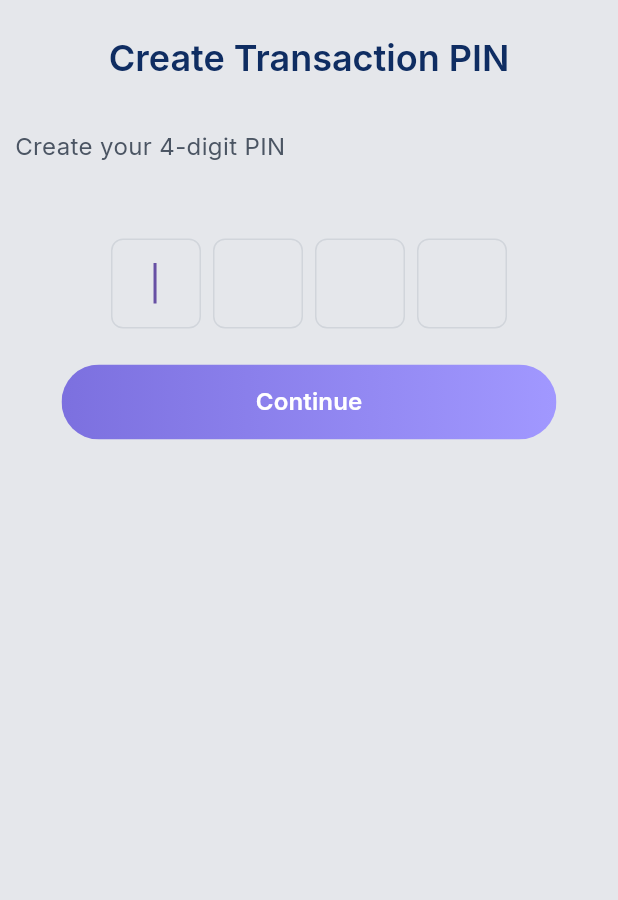
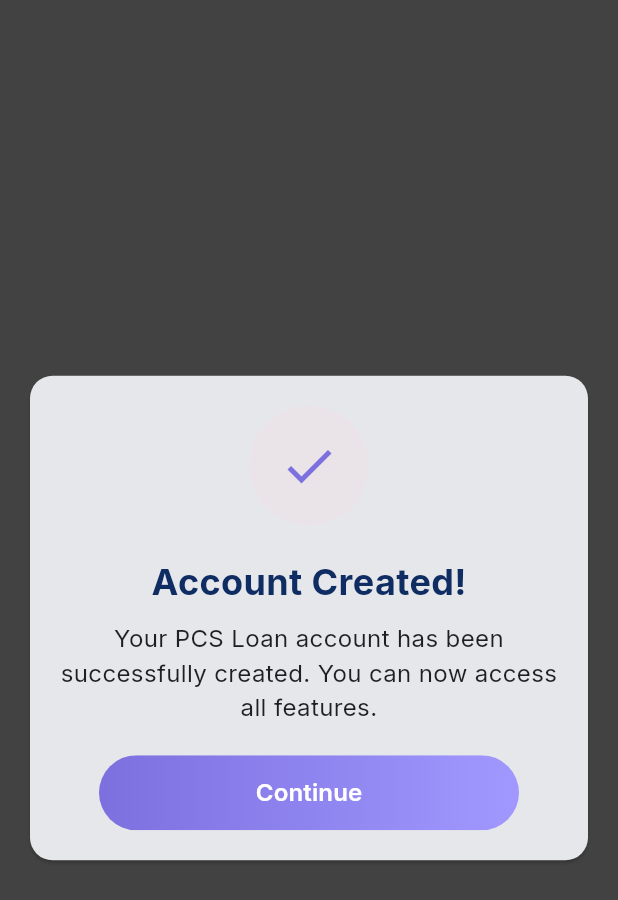
Before and after one commit to samsadeyemo/pcsloanamobilepp, a Flutter app: the TransactionPinScreen screen opened by its route, after a tap on "Continue", on a phone screen of 412 x 824 dp. Shown: the top 900 px of the screen. Run offline on Flutter 3.47's test engine with Material 3 defaults, Android fonts, the phone set to English and light mode, and no system bars; our stand-ins replace flutter_dotenv, flutter_riverpod, flutter_secure_storage, go_router, shared_preferences; accounts and stored records are empty.

Commit message:
feature(Created-account): completed account completed screen

```diff
--- a/lib/app/routes/app_router.dart
+++ b/lib/app/routes/app_router.dart
@@ -1,4 +1,5 @@
 import 'package:go_router/go_router.dart';
+import 'package:pcsloan/features/auth/presentation/screens/account_created_screen.dart';
 import 'package:pcsloan/features/auth/presentation/screens/create_password.dart';
 import 'package:pcsloan/features/auth/presentation/screens/get_started_screen.dart';
 import 'package:pcsloan/features/auth/presentation/screens/login_screen.dart';
@@ -34,5 +35,9 @@ final GoRouter router = GoRouter(
       path: '/transaction-screen',
       builder: (context, state) => const TransactionPinScreen(),
     ),
+    GoRoute(
+      path: '/account-created-screen',
+      builder: (context, state) => const AccountCreatedScreen(),
+    ),
   ],
 );
--- /dev/null
+++ b/lib/features/auth/presentation/screens/account_created_screen.dart
@@ -0,0 +1,99 @@
+import 'package:flutter/material.dart';
+
+class AccountCreatedScreen extends StatelessWidget {
+  const AccountCreatedScreen({super.key});
+
+  @override
+  Widget build(BuildContext context) {
+    return Scaffold(
+      body: Container(
+        color: Colors.grey[800],
+        child: Center(
+          child: Padding(
+            padding: const EdgeInsets.all(16.0),
+            child: Card(
+            color: Color(0xffE5E7EB),
+              shape: RoundedRectangleBorder(
+                borderRadius: BorderRadius.circular(15.0),
+              ),
+              child: Padding(
+                padding: const EdgeInsets.all(20.0),
+                child: Column(
+                  mainAxisSize: MainAxisSize.min,
+                  children: [
+                    CircleAvatar(
+                      radius: 40,
+                      backgroundColor: Color(0xffeae4e9),
+                      child: Icon(Icons.check, size: 40, color: Color(0xff7C70DF)),
+                    ),
+                    SizedBox(height: 20),
+                    Text(
+                      'Account Created!',
+                      style: TextStyle(
+                        fontSize: 24,
+                        fontWeight: FontWeight.bold,
+                        color: Color(0xff0F2D62),
+                      ),
+                    ),
+                    SizedBox(height: 10),
+                    Text(
+                      'Your PCS Loan account has been successfully created. You can now access all features.',
+                      textAlign: TextAlign.center,
+                      style: TextStyle(fontSize: 16, color: Colors.black87),
+                    ),
+                    SizedBox(height: 20),
+                    Row(
+                      mainAxisAlignment: MainAxisAlignment.center,
+                      children: [
+                        SizedBox(
+                          width: 280,
+                          height: 50,
+                          child: ElevatedButton(
+                            onPressed: () async {
+                              // context.go("/account-created-screen");
+                            },
+                            style: ElevatedButton.styleFrom(
+                              padding: EdgeInsets.zero,
+                              shape: RoundedRectangleBorder(
+                                borderRadius: BorderRadius.circular(25),
+                              ),
+                              backgroundColor: Colors.transparent,
+                              shadowColor: Colors.transparent,
+                            ),
+                            child: Ink(
+                              decoration: BoxDecoration(
+                                gradient: const LinearGradient(
+                                  colors: [
+                                    Color(0xff7C70DF),
+                                    Color(0xffA198FF),
+                                  ],
+                                ),
+                                borderRadius: BorderRadius.circular(25),
+                              ),
+                              child: Container(
+                                alignment: Alignment.center,
+                                child: Text(
+                                  "Continue",
+                                  style: const TextStyle(
+                                    color: Colors.white,
+                                    fontSize: 16,
+                                    fontWeight: FontWeight.w600,
+                                    fontFamily: 'Inter',
+                                  ),
+                                ),
+                              ),
+                            ),
+                          ),
+                        ),
+                      ],
+                    ),
+                  ],
+                ),
+              ),
+            ),
+          ),
+        ),
+      ),
+    );
+  }
+}
--- a/lib/features/auth/presentation/screens/transaction_pin_screen.dart
+++ b/lib/features/auth/presentation/screens/transaction_pin_screen.dart
@@ -70,9 +70,8 @@ class _TransactionPinScreen extends ConsumerState<TransactionPinScreen> {
                     height: 50,
                     child: ElevatedButton(
                       onPressed: () async {
-                        // if (_obscurePassword == _obscurePassword1) {
-                        //   context.go("/transaction-screen");
-                        // }
+                          context.go("/account-created-screen");
+
                       },
                       style: ElevatedButton.styleFrom(
                         padding: EdgeInsets.zero,
```
